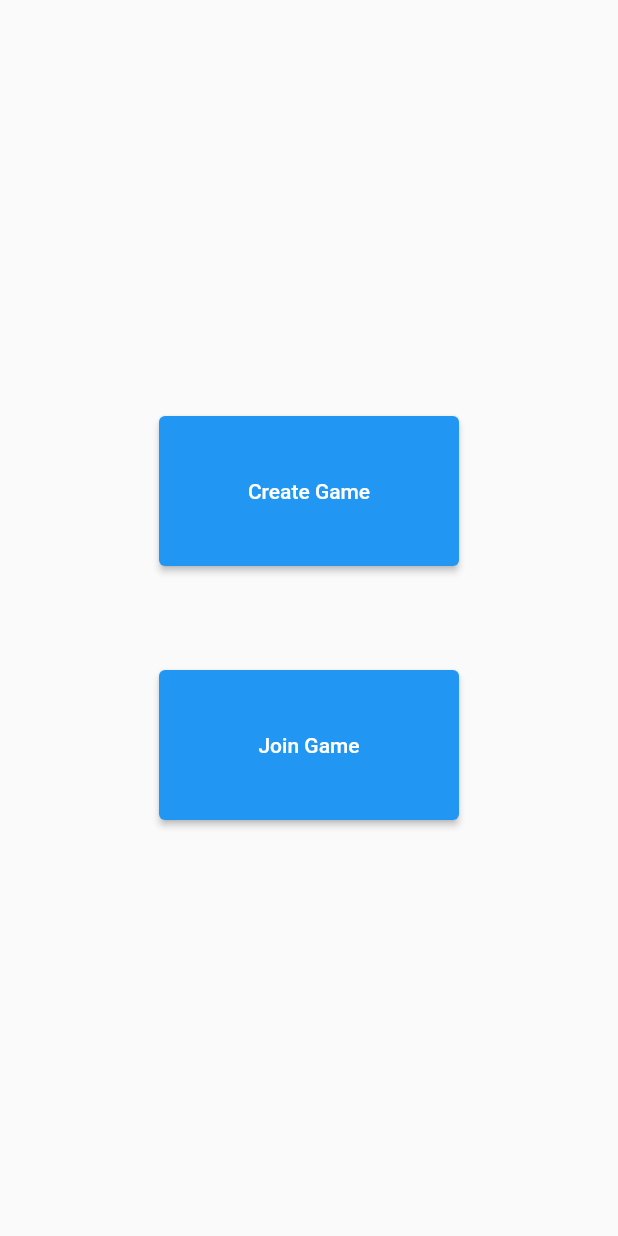
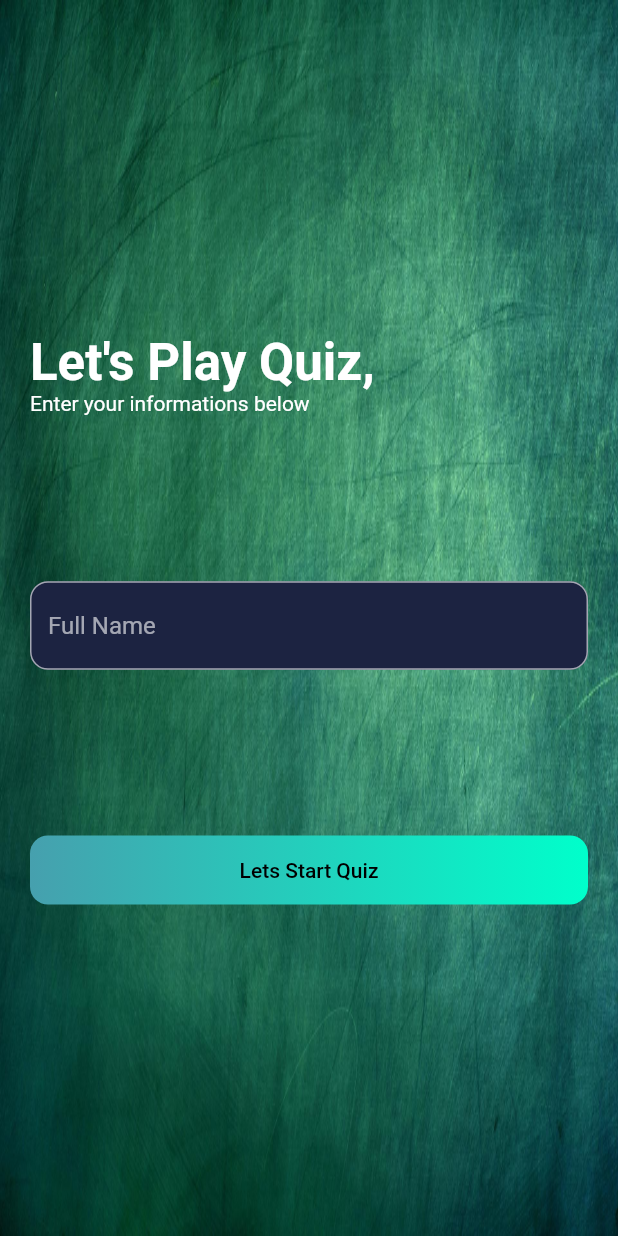
Before and after one commit to armen181/root_master, a Flutter app: the screen it shows after launch, on a phone screen of 412 x 824 dp. Run offline on Flutter 3.47's test engine with Material 2 defaults, Android fonts, the phone set to English and light mode, and no system bars; our stand-ins replace dio, flutter_svg, get.

Commit message:
add simple quize game

```diff
--- /dev/null
+++ b/lib/constants.dart
@@ -0,0 +1,14 @@
+import 'package:flutter/material.dart';
+
+const kSecondaryColor = Colors.white;
+const kGreenColor = Color(0xFF6AC259);
+const kRedColor = Color(0xFFE92E30);
+const kGrayColor = Color(0xFFC1C1C1);
+const kBlackColor = Color(0xFF101010);
+const kPrimaryGradient = LinearGradient(
+  colors: [Color(0xFF46A0AE), Color(0xFF00FFCB)],
+  begin: Alignment.centerLeft,
+  end: Alignment.centerRight,
+);
+
+const double kDefaultPadding = 20.0;
--- a/lib/main.dart
+++ b/lib/main.dart
@@ -1,76 +1,22 @@
 import 'package:flutter/material.dart';
-import 'package:root_master/di/registry.dart';
-import 'package:root_master/pages/create_game_page.dart';
-import 'package:root_master/pages/join_game_page.dart';
-import 'package:root_master/pages/login_page.dart';
-import 'package:root_master/pages/welcome_page.dart';
+import 'package:get/get_navigation/src/root/get_material_app.dart';
+import 'package:root_master/screens/welcome/welcome_screen.dart';
 
-void main() async{
-  configure();
-  runApp(const MyApp());
+void main() {
+  runApp(MyApp());
 }
 
 class MyApp extends StatelessWidget {
   const MyApp({super.key});
 
+  // This widget is the root of your application.
   @override
   Widget build(BuildContext context) {
-    return MaterialApp(
-      title: 'Root Master',
-      theme: ThemeData(
-        primarySwatch: Colors.blue,
-      ),
-      home: const MyHomePage(title: 'Root master'),
-      routes: {
-        '/welcome': (context) => const WelcomePage(),
-        '/create': (context) => const CreateGamePage(),
-        '/join': (context) => const JoinGamePage(),
-        '/login': (context) => const LoginPage(),
-      },
+    return GetMaterialApp(
+      title: 'Quiz App',
+      debugShowCheckedModeBanner: false,
+      theme: ThemeData.dark(),
+      home: const WelcomeScreen(),
     );
   }
 }
-
-class MyHomePage extends StatefulWidget {
-  const MyHomePage({super.key, required this.title});
-
-  final String title;
-
-  @override
-  State<MyHomePage> createState() => _MyHomePageState();
-}
-
-class _MyHomePageState extends State<MyHomePage> {
-
-  @override
-  Widget build(BuildContext context) {
-    return Scaffold(
-      body: Center(
-        child: Column(
-          mainAxisAlignment: MainAxisAlignment.center,
-          children: <Widget>[
-            const Spacer(flex: 4,),
-            SizedBox(
-              width: 200,
-              height: 100,
-              child: ElevatedButton(
-                  onPressed: () {
-                    Navigator.pushNamedAndRemoveUntil(
-                        context, '/create', (Route<dynamic> route) => false);
-                  },
-                  child: const Text('Create Game')),
-            ),
-            const Spacer(),
-            SizedBox(
-                width: 200,
-                height: 100,
-                child: ElevatedButton(
-                    onPressed: () {},
-                    child: const Text('Join Game'))),
-            const Spacer(flex: 4,),
-          ],
-        ),
-      ), // This trailing comma makes auto-formatting nicer for build methods.
-    );
-  }
-}
--- /dev/null
+++ b/lib/screens/welcome/welcome_screen.dart
@@ -0,0 +1,70 @@
+import 'package:flutter/material.dart';
+import 'package:flutter_svg/svg.dart';
+import 'package:get/get.dart';
+
+import '../../constants.dart';
+import '../quiz/quiz_screen.dart';
+
+class WelcomeScreen extends StatelessWidget {
+  const WelcomeScreen({super.key});
+
+  @override
+  Widget build(BuildContext context) {
+    return Scaffold(
+      body: Stack(
+        children: [
+          Container(
+              height: MediaQuery.of(context).size.height,
+              width: MediaQuery.of(context).size.width,
+              child: Image.asset("assets/icons/4199010.jpeg", fit: BoxFit.fill)),
+          SafeArea(
+            child: Padding(
+              padding: const EdgeInsets.symmetric(horizontal: kDefaultPadding),
+              child: Column(
+                crossAxisAlignment: CrossAxisAlignment.start,
+                children: [
+                  const Spacer(flex: 2), //2/6
+                  Text(
+                    "Let's Play Quiz,",
+                    style: Theme.of(context).textTheme.headlineMedium?.copyWith(color: Colors.white, fontWeight: FontWeight.bold),
+                  ),
+                  const Text("Enter your informations below"),
+                  const Spacer(),
+                  const TextField(
+                    decoration: InputDecoration(
+                      filled: true,
+                      fillColor: Color(0xFF1C2341),
+                      hintText: "Full Name",
+                      border: OutlineInputBorder(
+                        borderRadius: BorderRadius.all(Radius.circular(12)),
+                      ),
+                    ),
+                  ),
+                  const Spacer(), // 1/6
+                  InkWell(
+                    onTap: () => Get.to(QuizScreen()),
+                    child: Container(
+                      width: double.infinity,
+                      alignment: Alignment.center,
+                      padding: const EdgeInsets.all(kDefaultPadding * 0.75),
+                      // 15
+                      decoration: const BoxDecoration(
+                        gradient: kPrimaryGradient,
+                        borderRadius: BorderRadius.all(Radius.circular(12)),
+                      ),
+                      child: Text(
+                        "Lets Start Quiz",
+                        style: Theme.of(context).textTheme.labelLarge?.copyWith(color: Colors.black),
+                      ),
+                    ),
+                  ),
+                  const Spacer(flex: 2), // it will take 2/6 spaces
+                ],
+              ),
+            ),
+          ),
+        ],
+      ),
+    );
+  }
+}
--- a/pubspec.yaml
+++ b/pubspec.yaml
@@ -40,6 +40,9 @@
   get_it: ^7.2.0
   dio: ^4.0.6
   json_annotation: ^4.7.0
+  rounded_loading_button: ^2.1.0
+  flutter_svg: ^0.21.0+1
+  get: ^4.1.4
 
 dev_dependencies:
   build_runner: ^2.3.3
@@ -65,6 +68,8 @@
   # the material Icons class.
   uses-material-design: true
 
+  assets:
+    - assets/icons/
   # To add assets to your application, add an assets section, like this:
   # assets:
   #   - images/a_dot_burr.jpeg
```
Also changed, not shown: lib/controllers/question_controller.dart (added, +116 -0 lines), lib/models/Questions.dart (added, +35 -0 lines), lib/screens/quiz/components/body.dart (added, +75 -0 lines), lib/screens/quiz/components/option.dart (added, +77 -0 lines), lib/screens/quiz/components/progress_bar.dart (added, +56 -0 lines), lib/screens/quiz/components/question_card.dart (added, +48 -0 lines), lib/screens/quiz/quiz_screen.dart (added, +26 -0 lines), lib/screens/score/score_screen.dart (added, +46 -0 lines), assets/icons/4199010.jpeg (added), assets/icons/bg.svg (added), assets/icons/clock.svg (added), assets/icons/peakpx.jpeg (added), pubspec.lock.
